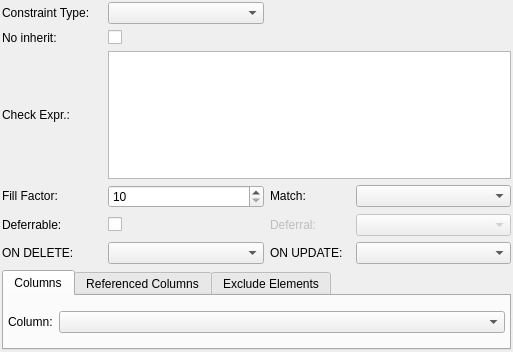
First picture: the form in libpgmodeler_ui/ui/constraintwidget.ui, repository pgmodeler/pgmodeler, before the edit.
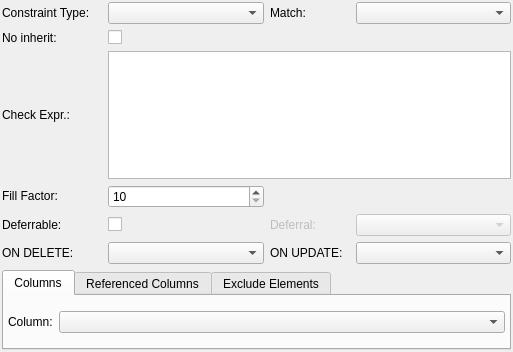
Second picture: the form after the edit.

Commit message:
Created a base class Element class which handles basic attributes for index / exclude constraint elements.
Updated IndexElement class now it inherits Element class

Created the ExcludeElement class which inherits Element class

Created the ElementsWidget to permit the creation/edit of index/
exclude constraints elements.

```diff
--- a/libpgmodeler_ui/ui/constraintwidget.ui
+++ b/libpgmodeler_ui/ui/constraintwidget.ui
@@ -26,7 +26,23 @@
    <property name="spacing">
     <number>6</number>
    </property>
-   <item row="0" column="0">
+   <item row="1" column="3">
+    <widget class="QComboBox" name="match_cmb">
+     <property name="sizePolicy">
+      <sizepolicy hsizetype="Preferred" vsizetype="Fixed">
+       <horstretch>0</horstretch>
+       <verstretch>0</verstretch>
+      </sizepolicy>
+     </property>
+     <property name="minimumSize">
+      <size>
+       <width>120</width>
+       <height>0</height>
+      </size>
+     </property>
+    </widget>
+   </item>
+   <item row="1" column="0">
     <widget class="QLabel" name="constr_type_lbl">
      <property name="sizePolicy">
       <sizepolicy hsizetype="Fixed" vsizetype="Fixed">
@@ -45,7 +61,7 @@
      </property>
     </widget>
    </item>
-   <item row="0" column="1">
+   <item row="1" column="1">
     <widget class="QComboBox" name="constr_type_cmb">
      <property name="minimumSize">
       <size>
@@ -55,20 +71,7 @@
      </property>
     </widget>
    </item>
-   <item row="0" column="2" colspan="2">
-    <spacer name="horizontalSpacer">
-     <property name="orientation">
-      <enum>Qt::Horizontal</enum>
-     </property>
-     <property name="sizeHint" stdset="0">
-      <size>
-       <width>226</width>
-       <height>21</height>
-      </size>
-     </property>
-    </spacer>
-   </item>
-   <item row="2" column="0">
+   <item row="3" column="0">
     <widget class="QLabel" name="check_expr_lbl">
      <property name="sizePolicy">
       <sizepolicy hsizetype="Fixed" vsizetype="Preferred">
@@ -87,7 +90,7 @@
      </property>
     </widget>
    </item>
-   <item row="2" column="1" colspan="3">
+   <item row="3" column="1" colspan="3">
     <widget class="QTextEdit" name="check_expr_txt">
      <property name="sizePolicy">
       <sizepolicy hsizetype="Expanding" vsizetype="Expanding">
@@ -133,7 +136,7 @@
      </property>
     </widget>
    </item>
-   <item row="4" column="0">
+   <item row="5" column="0">
     <widget class="QLabel" name="fill_factor_lbl">
      <property name="sizePolicy">
       <sizepolicy hsizetype="Fixed" vsizetype="Fixed">
@@ -152,7 +155,7 @@
      </property>
     </widget>
    </item>
-   <item row="4" column="1">
+   <item row="5" column="1">
     <widget class="QSpinBox" name="fill_factor_sb">
      <property name="sizePolicy">
       <sizepolicy hsizetype="Preferred" vsizetype="Fixed">
@@ -168,48 +171,7 @@
      </property>
     </widget>
    </item>
-   <item row="4" column="2">
-    <widget class="QLabel" name="match_lbl">
-     <property name="sizePolicy">
-      <sizepolicy hsizetype="Preferred" vsizetype="Fixed">
-       <horstretch>0</horstretch>
-       <verstretch>0</verstretch>
-      </sizepolicy>
-     </property>
-     <property name="minimumSize">
-      <size>
-       <width>80</width>
-       <height>0</height>
-      </size>
-     </property>
-     <property name="maximumSize">
-      <size>
-       <width>75</width>
-       <height>16777215</height>
-      </size>
-     </property>
-     <property name="text">
-      <string>Match:</string>
-     </property>
-    </widget>
-   </item>
-   <item row="4" column="3">
-    <widget class="QComboBox" name="match_cmb">
-     <property name="sizePolicy">
-      <sizepolicy hsizetype="Preferred" vsizetype="Fixed">
-       <horstretch>0</horstretch>
-       <verstretch>0</verstretch>
-      </sizepolicy>
-     </property>
-     <property name="minimumSize">
-      <size>
-       <width>120</width>
-       <height>0</height>
-      </size>
-     </property>
-    </widget>
-   </item>
-   <item row="5" column="0">
+   <item row="6" column="0">
     <widget class="QLabel" name="deferrable_lbl">
      <property name="sizePolicy">
       <sizepolicy hsizetype="Fixed" vsizetype="Fixed">
@@ -228,7 +190,7 @@
      </property>
     </widget>
    </item>
-   <item row="5" column="1">
+   <item row="6" column="1">
     <widget class="QCheckBox" name="deferrable_chk">
      <property name="sizePolicy">
       <sizepolicy hsizetype="Preferred" vsizetype="Fixed">
@@ -241,7 +203,7 @@
      </property>
     </widget>
    </item>
-   <item row="5" column="2">
+   <item row="6" column="2">
     <widget class="QLabel" name="deferral_lbl">
      <property name="enabled">
       <bool>false</bool>
@@ -269,7 +231,7 @@
      </property>
     </widget>
    </item>
-   <item row="5" column="3">
+   <item row="6" column="3">
     <widget class="QComboBox" name="deferral_cmb">
      <property name="enabled">
       <bool>false</bool>
@@ -288,7 +250,7 @@
      </property>
     </widget>
    </item>
-   <item row="6" column="1">
+   <item row="7" column="1">
     <widget class="QComboBox" name="on_delete_cmb">
      <property name="sizePolicy">
       <sizepolicy hsizetype="Preferred" vsizetype="Fixed">
@@ -304,7 +266,7 @@
      </property>
     </widget>
    </item>
-   <item row="6" column="0">
+   <item row="7" column="0">
     <widget class="QLabel" name="on_delete_lbl">
      <property name="sizePolicy">
       <sizepolicy hsizetype="Fixed" vsizetype="Fixed">
@@ -323,7 +285,7 @@
      </property>
     </widget>
    </item>
-   <item row="6" column="2">
+   <item row="7" column="2">
     <widget class="QLabel" name="on_update_lbl">
      <property name="sizePolicy">
       <sizepolicy hsizetype="Preferred" vsizetype="Fixed">
@@ -348,7 +310,7 @@
      </property>
     </widget>
    </item>
-   <item row="6" column="3">
+   <item row="7" column="3">
     <widget class="QComboBox" name="on_update_cmb">
      <property name="sizePolicy">
       <sizepolicy hsizetype="Preferred" vsizetype="Fixed">
@@ -364,7 +326,7 @@
      </property>
     </widget>
    </item>
-   <item row="8" column="0" colspan="4">
+   <item row="9" column="0" colspan="4">
     <widget class="QTabWidget" name="columns_tbw">
      <property name="currentIndex">
       <number>0</number>
@@ -485,14 +447,42 @@
      </widget>
     </widget>
    </item>
-   <item row="1" column="0">
+   <item row="1" column="2">
+    <widget class="QLabel" name="match_lbl">
+     <property name="sizePolicy">
+      <sizepolicy hsizetype="Preferred" vsizetype="Fixed">
+       <horstretch>0</horstretch>
+       <verstretch>0</verstretch>
+      </sizepolicy>
+     </property>
+     <property name="minimumSize">
+      <size>
+       <width>80</width>
+       <height>0</height>
+      </size>
+     </property>
+     <property name="maximumSize">
+      <size>
+       <width>75</width>
+       <height>16777215</height>
+      </size>
+     </property>
+     <property name="text">
+      <string>Match:</string>
+     </property>
+     <property name="alignment">
+      <set>Qt::AlignLeading|Qt::AlignLeft|Qt::AlignVCenter</set>
+     </property>
+    </widget>
+   </item>
+   <item row="2" column="0">
     <widget class="QLabel" name="no_inherit_lbl">
      <property name="text">
       <string>No inherit:</string>
      </property>
     </widget>
    </item>
-   <item row="1" column="1" colspan="3">
+   <item row="2" column="1" colspan="3">
     <widget class="QCheckBox" name="no_inherit_chk">
      <property name="text">
       <string/>
```
The commit also changes 20 other files.
